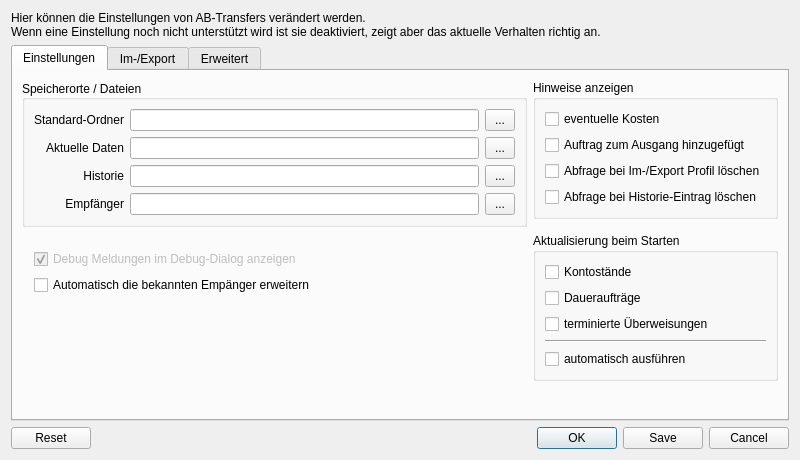
This is src/dialogs/dialogsettings.ui in schmufu/abtransfers as Qt 5 draws it before an edit. The edited form follows.
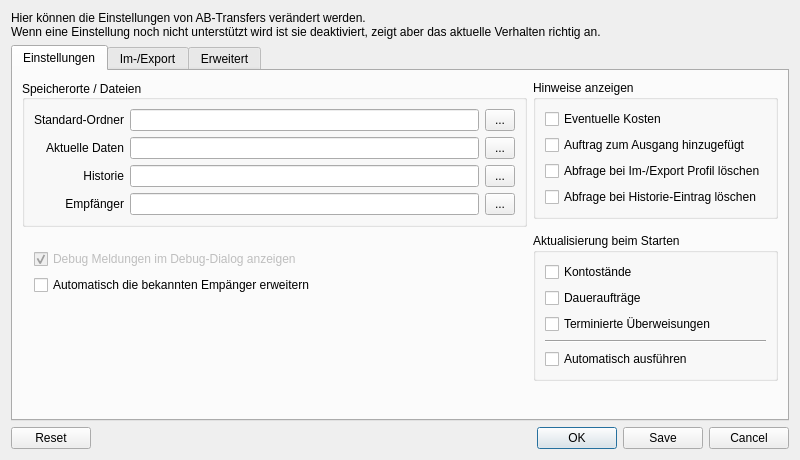
This is the edited form. The open tabs and pages were chosen to show the change. Icons and pictures are not drawn.

The edit to the form file:
```diff
--- a/src/dialogs/dialogsettings.ui
+++ b/src/dialogs/dialogsettings.ui
@@ -348,7 +348,7 @@
 beim starten des Programms angezeigt.</string>
                 </property>
                 <property name="text">
-                 <string>eventuelle Kosten</string>
+                 <string>Eventuelle Kosten</string>
                 </property>
                </widget>
               </item>
@@ -466,7 +466,7 @@
 terminierten Überweisungen in den Ausgang eingestellt.</string>
                 </property>
                 <property name="text">
-                 <string>terminierte Überweisungen</string>
+                 <string>Terminierte Überweisungen</string>
                 </property>
                </widget>
               </item>
@@ -491,7 +491,7 @@
 nach dem starten zum Insititut übertragen.</string>
                 </property>
                 <property name="text">
-                 <string>automatisch ausführen</string>
+                 <string>Automatisch ausführen</string>
                 </property>
                </widget>
               </item>
```
Left out of the diff: 10 changed lines with no effect on the pictures.
